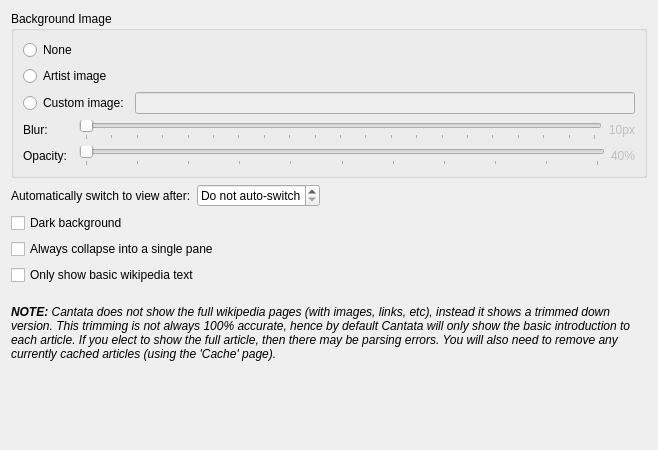
Qt form context/othersettings.ui (CDrummond/cantata) before a commit.
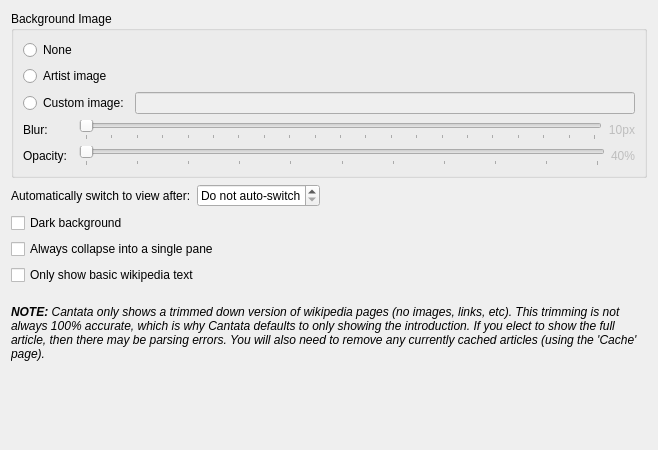
The same form after that commit. Custom widgets are drawn as their Qt base class.

Commit message: Less verbose text

Patch:
```diff
--- a/context/othersettings.ui
+++ b/context/othersettings.ui
@@ -239,7 +239,7 @@
       </sizepolicy>
      </property>
      <property name="text">
-      <string>&lt;i&gt;&lt;b&gt;NOTE:&lt;/b&gt; Cantata does not show the full wikipedia pages (with images, links, etc), instead it shows a trimmed down version. This trimming is not always 100% accurate, hence by default Cantata will only show the basic introduction to each article. If you elect to show the full article, then there may be parsing errors. You will also need to remove any currently cached articles (using the 'Cache' page).&lt;/i&gt;</string>
+      <string>&lt;i&gt;&lt;b&gt;NOTE:&lt;/b&gt; Cantata only shows a trimmed down version of wikipedia pages (no images, links, etc). This trimming is not always 100% accurate, which is why Cantata defaults to only showing the introduction. If you elect to show the full article, then there may be parsing errors. You will also need to remove any currently cached articles (using the 'Cache' page).&lt;/i&gt;</string>
      </property>
      <property name="alignment">
       <set>Qt::AlignLeading|Qt::AlignLeft|Qt::AlignTop</set>
```
